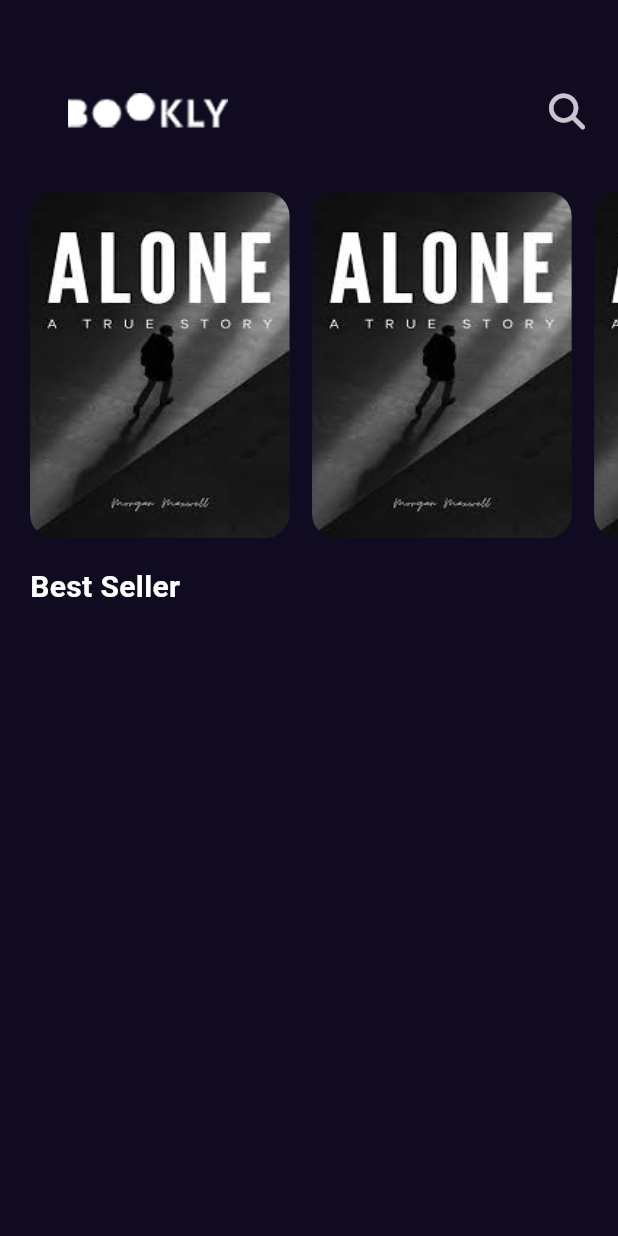
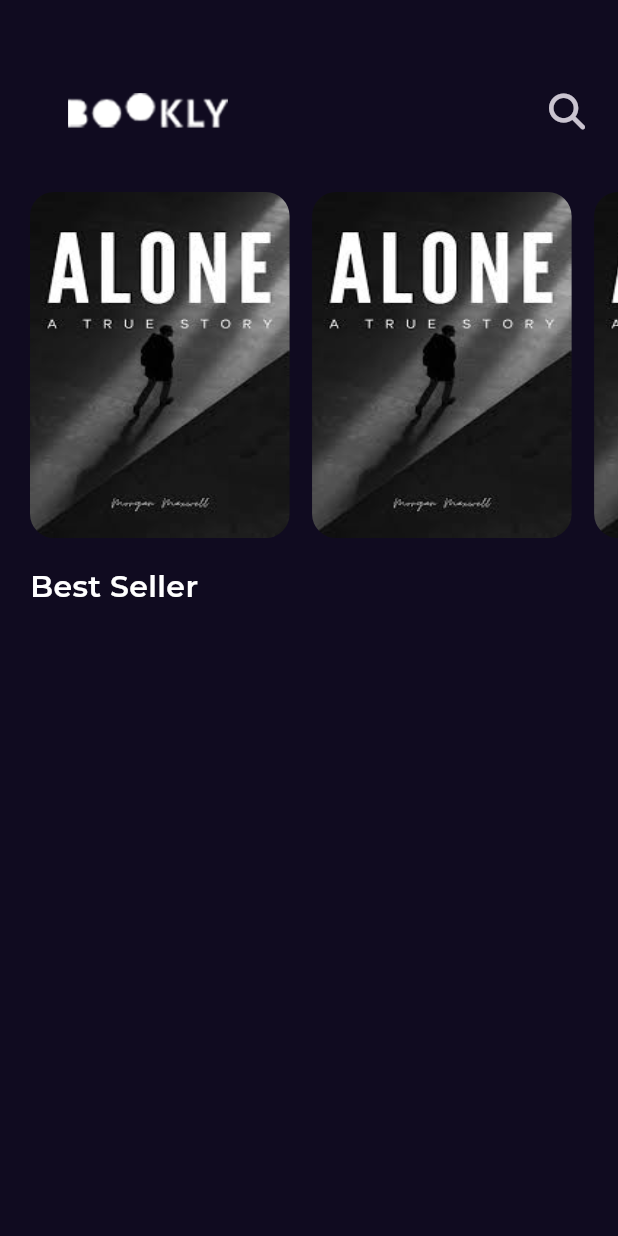
Before and after one commit to Megoadro/bookly, a Flutter app: the screen it shows after launch, on a phone screen of 412 x 824 dp. Run offline on Flutter 3.47's test engine with Material 3 defaults, Android fonts, the phone set to English and light mode, and no system bars; our stand-ins replace font_awesome_flutter, get, google_fonts.

Commit message:
Add Font Family (Primary with  Google Fonts   And Anther Feom FontFamily)

```diff
--- a/lib/constant.dart
+++ b/lib/constant.dart
@@ -2,3 +2,4 @@ import 'package:flutter/material.dart';
 
 const kPrimaryColor = Color(0xff100B20);
 const kTranstionDuration = Duration(milliseconds: 250);
+const kLugrasimoFont ='Lugrasimo';
--- a/lib/features/home/peresentation/views/widgets/home_view_body.dart
+++ b/lib/features/home/peresentation/views/widgets/home_view_body.dart
@@ -1,3 +1,4 @@
+import 'package:bookly/constant.dart';
 import 'package:bookly/core/styles.dart';
 import 'package:bookly/features/home/peresentation/views/widgets/book_list_view.dart';
 import 'package:bookly/features/home/peresentation/views/widgets/custom_app_bar.dart';
@@ -21,10 +22,13 @@ class HomeViewBody extends StatelessWidget {
           Text(
             'Best Seller',
             style: Styles.titleMeduim,
-
           ),
         ],
       ),
     );
   }
 }
+//For Use Anther FontFamily From Const
+          // .copyWith(
+          //     fontFamily: kLugrasimoFont,
+          //   ),
--- a/lib/main.dart
+++ b/lib/main.dart
@@ -2,6 +2,7 @@ import 'package:bookly/constant.dart';
 import 'package:bookly/features/splash/presentation/views/splash_view.dart';
 import 'package:flutter/material.dart';
 import 'package:get/get.dart';
+import 'package:google_fonts/google_fonts.dart';
 
 void main() {
   runApp(const Bookly());
@@ -13,7 +14,10 @@ class Bookly extends StatelessWidget {
   @override
   Widget build(BuildContext context) {
     return GetMaterialApp(
-      theme: ThemeData.dark().copyWith(scaffoldBackgroundColor: kPrimaryColor),
+      theme: ThemeData.dark().copyWith(
+        scaffoldBackgroundColor: kPrimaryColor,
+        textTheme: GoogleFonts.montserratTextTheme(ThemeData.dark().textTheme),
+      ),
       debugShowCheckedModeBanner: false,
       home: const SplashView(),
     );
```
Also changed, not shown: pubspec.yaml (+6 -11 lines), assests/fonts/Lugrasimo-Regular.ttf (added), pubspec.lock, 1 other file.
